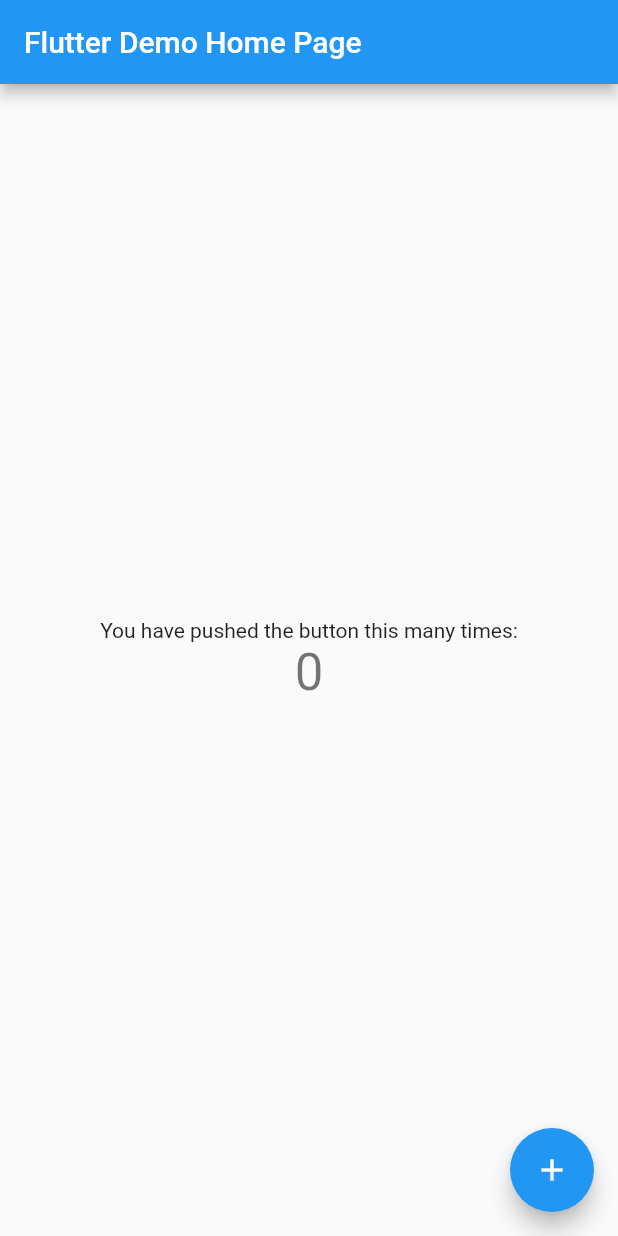
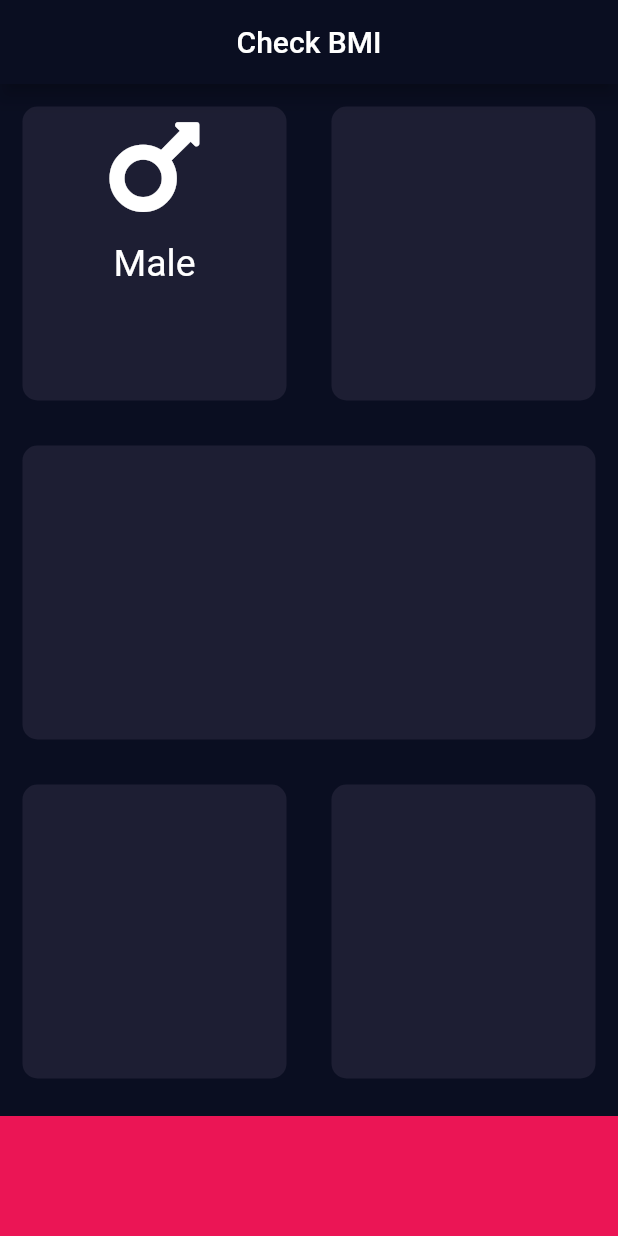
Before and after one commit to vikilinho/mybmi, a Flutter app: the screen it shows after launch, on a phone screen of 412 x 824 dp. Run offline on Flutter 3.47's test engine with Material 2 defaults, Android fonts, the phone set to English and light mode, and no system bars; our stand-ins replace font_awesome_flutter.

Commit message:
first commit

```diff
--- /dev/null
+++ b/lib/bmipage.dart
@@ -0,0 +1,83 @@
+import 'package:flutter/material.dart';
+import 'package:font_awesome_flutter/font_awesome_flutter.dart';
+import 'constants/boxContainer.dart';
+
+class BMIPage extends StatefulWidget {
+  @override
+  _BMIPageState createState() => _BMIPageState();
+}
+
+class _BMIPageState extends State<BMIPage> {
+  static const butcontainerHeight = 80.0;
+  static const butContainerColor = Color(0xFFEB1555);
+
+  @override
+  Widget build(BuildContext context) {
+    return Scaffold(
+      appBar: AppBar(
+        elevation: 5.0,
+        centerTitle: true,
+        title: Text("Check BMI"),
+      ),
+      body: SafeArea(
+        child: Container(
+          child: Column(
+            children: [
+              Expanded(
+                child: Row(
+                  children: [
+                    Expanded(
+                      child: BoxContainer(
+                        cardChild: Column(
+                          children: [
+                            Icon(
+                              FontAwesomeIcons.mars,
+                              size: 80,
+                              color: Colors.white,
+                            ),
+                            SizedBox(
+                              height: 10.0,
+                            ),
+                            Text(
+                              "Male",
+                              style: TextStyle(fontSize: 25),
+                            )
+                          ],
+                        ),
+                      ),
+                    ),
+                    Expanded(
+                        child: BoxContainer(
+                      label: "Female",
+                    )),
+                  ],
+                ),
+              ),
+              Expanded(
+                child: BoxContainer(),
+              ),
+              Expanded(
+                child: Row(
+                  children: [
+                    Expanded(
+                      child: BoxContainer(),
+                    ),
+                    Expanded(
+                      child: BoxContainer(),
+                    ),
+                  ],
+                ),
+              ),
+              Container(
+                color: butContainerColor,
+                margin: EdgeInsets.only(top: 10),
+                width: double.infinity,
+                height: butcontainerHeight,
+              )
+            ],
+          ),
+        ),
+      ),
+    );
+  }
+}
--- /dev/null
+++ b/lib/constants/boxContainer.dart
@@ -0,0 +1,19 @@
+import 'package:flutter/material.dart';
+
+class BoxContainer extends StatelessWidget {
+  final Widget cardChild;
+  final String label;
+  BoxContainer({this.cardChild, this.label});
+
+  @override
+  Widget build(BuildContext context) {
+    return Container(
+      child: cardChild,
+      margin: EdgeInsets.all(15),
+      decoration: BoxDecoration(
+        color: Color(0xFF1D1E33),
+        borderRadius: BorderRadius.circular(10),
+      ),
+    );
+  }
+}
--- a/lib/main.dart
+++ b/lib/main.dart
@@ -1,117 +1,21 @@
 import 'package:flutter/material.dart';
+import 'bmipage.dart';
 
 void main() {
   runApp(MyApp());
 }
 
 class MyApp extends StatelessWidget {
-  // This widget is the root of your application.
   @override
   Widget build(BuildContext context) {
     return MaterialApp(
-      title: 'Flutter Demo',
-      theme: ThemeData(
-        // This is the theme of your application.
-        //
-        // Try running your application with "flutter run". You'll see the
-        // application has a blue toolbar. Then, without quitting the app, try
-        // changing the primarySwatch below to Colors.green and then invoke
-        // "hot reload" (press "r" in the console where you ran "flutter run",
-        // or simply save your changes to "hot reload" in a Flutter IDE).
-        // Notice that the counter didn't reset back to zero; the application
-        // is not restarted.
-        primarySwatch: Colors.blue,
-        // This makes the visual density adapt to the platform that you run
-        // the app on. For desktop platforms, the controls will be smaller and
-        // closer together (more dense) than on mobile platforms.
-        visualDensity: VisualDensity.adaptivePlatformDensity,
+      debugShowCheckedModeBanner: false,
+      theme: ThemeData().copyWith(
+        primaryColor: Color(0xFF0A0E21),
+        scaffoldBackgroundColor: Color(0xFF0A0E21),
+        textTheme: TextTheme(bodyText1: TextStyle(color: Colors.white)),
       ),
-      home: MyHomePage(title: 'Flutter Demo Home Page'),
+      home: BMIPage(),
     );
   }
 }
-
-class MyHomePage extends StatefulWidget {
-  MyHomePage({Key key, this.title}) : super(key: key);
-
-  // This widget is the home page of your application. It is stateful, meaning
-  // that it has a State object (defined below) that contains fields that affect
-  // how it looks.
-
-  // This class is the configuration for the state. It holds the values (in this
-  // case the title) provided by the parent (in this case the App widget) and
-  // used by the build method of the State. Fields in a Widget subclass are
-  // always marked "final".
-
-  final String title;
-
-  @override
-  _MyHomePageState createState() => _MyHomePageState();
-}
-
-class _MyHomePageState extends State<MyHomePage> {
-  int _counter = 0;
-
-  void _incrementCounter() {
-    setState(() {
-      // This call to setState tells the Flutter framework that something has
-      // changed in this State, which causes it to rerun the build method below
-      // so that the display can reflect the updated values. If we changed
-      // _counter without calling setState(), then the build method would not be
-      // called again, and so nothing would appear to happen.
-      _counter++;
-    });
-  }
-
-  @override
-  Widget build(BuildContext context) {
-    // This method is rerun every time setState is called, for instance as done
-    // by the _incrementCounter method above.
-    //
-    // The Flutter framework has been optimized to make rerunning build methods
-    // fast, so that you can just rebuild anything that needs updating rather
-    // than having to individually change instances of widgets.
-    return Scaffold(
-      appBar: AppBar(
-        // Here we take the value from the MyHomePage object that was created by
-        // the App.build method, and use it to set our appbar title.
-        title: Text(widget.title),
-      ),
-      body: Center(
-        // Center is a layout widget. It takes a single child and positions it
-        // in the middle of the parent.
-        child: Column(
-          // Column is also a layout widget. It takes a list of children and
-          // arranges them vertically. By default, it sizes itself to fit its
-          // children horizontally, and tries to be as tall as its parent.
-          //
-          // Invoke "debug painting" (press "p" in the console, choose the
-          // "Toggle Debug Paint" action from the Flutter Inspector in Android
-          // Studio, or the "Toggle Debug Paint" command in Visual Studio Code)
-          // to see the wireframe for each widget.
-          //
-          // Column has various properties to control how it sizes itself and
-          // how it positions its children. Here we use mainAxisAlignment to
-          // center the children vertically; the main axis here is the vertical
-          // axis because Columns are vertical (the cross axis would be
-          // horizontal).
-          mainAxisAlignment: MainAxisAlignment.center,
-          children: <Widget>[
-            Text(
-              'You have pushed the button this many times:',
-            ),
-            Text(
-              '$_counter',
-              style: Theme.of(context).textTheme.headline4,
-            ),
-          ],
-        ),
-      ),
-      floatingActionButton: FloatingActionButton(
-        onPressed: _incrementCounter,
-        tooltip: 'Increment',
-        child: Icon(Icons.add),
-      ), // This trailing comma makes auto-formatting nicer for build methods.
-    );
-  }
-}
--- a/pubspec.yaml
+++ b/pubspec.yaml
@@ -3,7 +3,7 @@ description: A new Flutter project.
 
 # The following line prevents the package from being accidentally published to
 # pub.dev using `pub publish`. This is preferred for private packages.
-publish_to: 'none' # Remove this line if you wish to publish to pub.dev
+publish_to: "none" # Remove this line if you wish to publish to pub.dev
 
 # The following defines the version and build number for your application.
 # A version number is three numbers separated by dots, like 1.2.43
@@ -24,10 +24,10 @@ dependencies:
   flutter:
     sdk: flutter
 
-
   # The following adds the Cupertino Icons font to your application.
   # Use with the CupertinoIcons class for iOS style icons.
   cupertino_icons: ^1.0.0
+  font_awesome_flutter: ^8.11.0
 
 dev_dependencies:
   flutter_test:
@@ -38,7 +38,6 @@ dev_dependencies:
 
 # The following section is specific to Flutter.
 flutter:
-
   # The following line ensures that the Material Icons font is
   # included with your application, so that you can use the icons in
   # the material Icons class.
```
Also changed, not shown: pubspec.lock, 1 other file.
